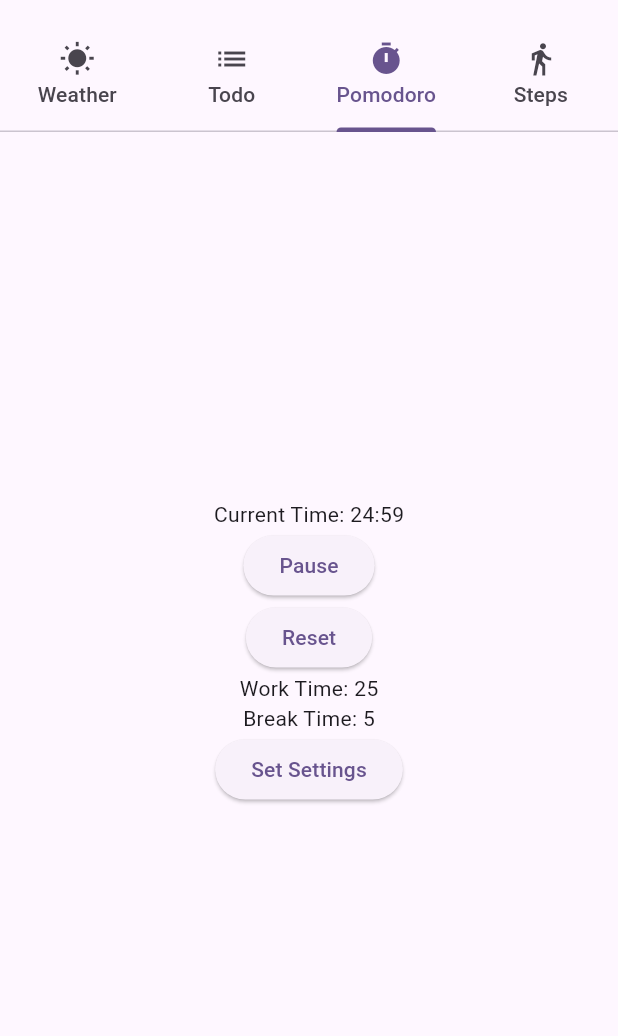
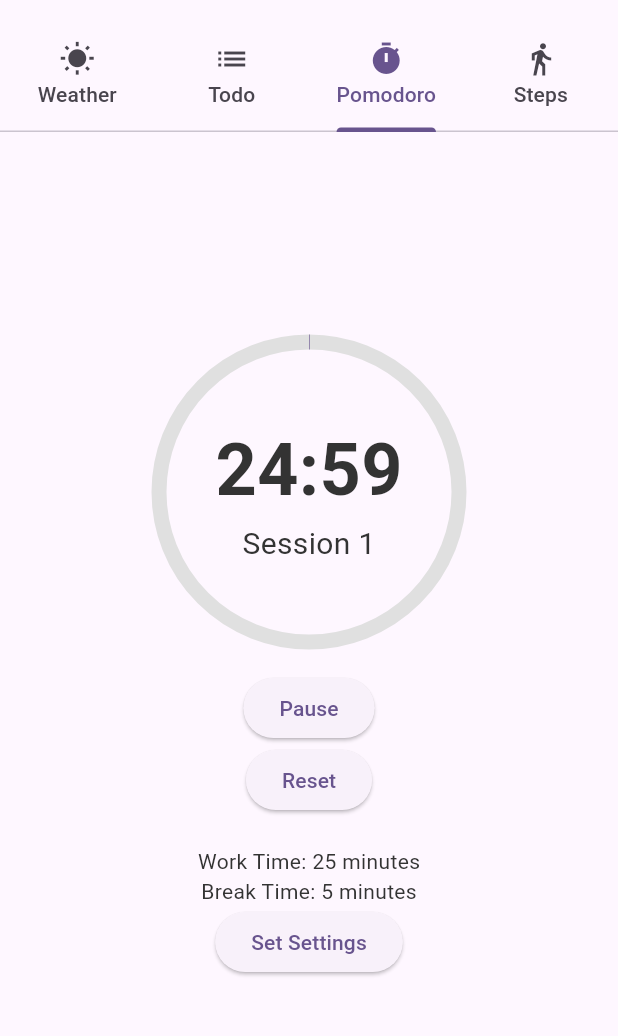
Before and after one commit to anenepeter/momentum, a Flutter app: the screen it shows after launch, tab 3 chosen, after a tap on "Start", on a phone screen of 412 x 824 dp, the part 63-1099 px from its top. Run offline on Flutter 3.47's test engine with Material 3 defaults, Android fonts, the phone set to English and light mode, and no system bars; our stand-ins replace geolocator, pedometer, permission_handler, shared_preferences.

Commit message:
Refactor Pomodoro feature: add constants for colors, enhance timer functionality with session tracking, and implement input validation in settings dialog; remove empty files.

```diff
--- a/lib/app/app.dart
+++ /dev/null
@@ -1 +0,0 @@
-// Empty file to create the app directory
--- a/lib/core/core.dart
+++ /dev/null
@@ -1 +0,0 @@
-// Empty file to create the core directory
--- a/lib/main.dart
+++ b/lib/main.dart
@@ -8,6 +8,7 @@ import 'package:momentum/weather/weather_provider.dart';
 import 'package:momentum/todo/todo_provider.dart';
 import 'package:momentum/pomodoro/pomodoro_provider.dart';
 import 'package:momentum/steps/steps_provider.dart';
+import 'package:momentum/pomodoro/constants.dart'; // Import the new constants file
 
 void main() {
   runApp(
@@ -239,6 +240,7 @@ class TodoItem extends StatelessWidget {
 class PomodoroTab extends StatelessWidget {
   const PomodoroTab({super.key});
 
+  // Helper function to format time from seconds into MM:SS string
   String formatTime(int seconds) {
     int minutes = (seconds / 60).floor();
     int remainingSeconds = seconds % 60;
@@ -247,12 +249,62 @@ class PomodoroTab extends StatelessWidget {
 
   @override
   Widget build(BuildContext context) {
+    // Access the PomodoroProvider to get the current state
     final pomodoroProvider = Provider.of<PomodoroProvider>(context);
+
+    // Determine colors based on the current session type (work or break)
+    // Uses constants defined in pomodoro/constants.dart for better readability and maintainability
+    // Revert background color to match the rest of the app
+    Color textColor = pomodoroProvider.isWorkSession ? PomodoroColors.workTextColor : PomodoroColors.breakTextColor;
+
+    // Calculate the progress value for the LinearProgressIndicator
+    // The progress is calculated as 1.0 minus the ratio of current time to the total session time.
+    // This makes the progress bar fill up as time decreases.
+    double progressValue = 1.0 - (pomodoroProvider.currentTime / (pomodoroProvider.isWorkSession ? pomodoroProvider.workTime * 60 : pomodoroProvider.breakTime * 60));
+    // If the timer is reset and not running, set progress to 0.0 to show an empty progress bar
+    if (pomodoroProvider.currentTime == 0 && !pomodoroProvider.isRunning) {
+        progressValue = 0.0;
+    }
+
+
     return Center(
       child: Column(
         mainAxisAlignment: MainAxisAlignment.center,
         children: [
-          Text('Current Time: ${formatTime(pomodoroProvider.currentTime)}'),
+          // Display the formatted current time
+          const SizedBox(height: 10),
+          Stack(
+            alignment: Alignment.center, // Center the children in the stack
+            children: [
+              // CircularProgressIndicator to visualize the remaining time
+              SizedBox(
+                width: 200, // Adjust size as needed
+                height: 200, // Adjust size as needed
+                child: CircularProgressIndicator(
+                  value: progressValue,
+                  strokeWidth: 10, // Adjust for visual prominence
+                  backgroundColor: Colors.grey[300], // Background color of the track
+                  valueColor: AlwaysStoppedAnimation<Color>(Theme.of(context).primaryColor), // Color of the progress indicator (changed to primary color)
+                ),
+              ),
+              // Display the formatted current time and session number inside the circle
+              Column(
+                mainAxisAlignment: MainAxisAlignment.center,
+                children: [
+                  Text(
+                    formatTime(pomodoroProvider.currentTime),
+                    style: TextStyle(fontSize: 48, fontWeight: FontWeight.bold, color: textColor),
+                  ),
+                  Text(
+                    'Session ${pomodoroProvider.currentSession}',
+                    style: TextStyle(fontSize: 20, color: textColor), // Increased font size
+                  ),
+                ],
+              ),
+            ],
+          ),
+          const SizedBox(height: 20),
+          // Start/Pause button
           ElevatedButton(
             onPressed: () {
               if (pomodoroProvider.isRunning) {
@@ -263,14 +315,18 @@ class PomodoroTab extends StatelessWidget {
             },
             child: Text(pomodoroProvider.isRunning ? 'Pause' : 'Start'),
           ),
+          // Reset button
           ElevatedButton(
             onPressed: () {
               pomodoroProvider.resetTimer();
             },
             child: const Text('Reset'),
           ),
-          Text('Work Time: ${pomodoroProvider.workTime}'),
-          Text('Break Time: ${pomodoroProvider.breakTime}'),
+          const SizedBox(height: 20),
+          // Display current work and break times
+          Text('Work Time: ${pomodoroProvider.workTime} minutes', style: TextStyle(color: textColor)),
+          Text('Break Time: ${pomodoroProvider.breakTime} minutes', style: TextStyle(color: textColor)),
+          // Button to open settings dialog
           ElevatedButton(
             onPressed: () {
               showDialog(
@@ -278,40 +334,77 @@ class PomodoroTab extends StatelessWidget {
                 builder: (context) {
                   int workTime = pomodoroProvider.workTime;
                   int breakTime = pomodoroProvider.breakTime;
+                  // Controllers for text fields to manage input and display validation errors
+                  final TextEditingController workTimeController = TextEditingController(text: pomodoroProvider.workTime.toString());
+                  final TextEditingController breakTimeController = TextEditingController(text: pomodoroProvider.breakTime.toString());
+                  // Keys for form validation
+                  final _formKey = GlobalKey<FormState>();
+
+                  // AlertDialog for setting Pomodoro times
                   return AlertDialog(
                     title: const Text('Set Pomodoro Settings'),
-                    content: Column(
+                    content: Form( // Wrap content in a Form widget for validation
+                      key: _formKey,
+                      child: Column(
                         mainAxisSize: MainAxisSize.min,
                         children: [
+                          // TextFormField for Work Time input with validation
                           TextFormField(
+                            controller: workTimeController,
                             decoration: const InputDecoration(labelText: 'Work Time (minutes)'),
                             keyboardType: TextInputType.number,
-                          initialValue: pomodoroProvider.workTime.toString(),
+                            // Add validator for input validation
+                            validator: (value) {
+                              if (value == null || value.isEmpty) {
+                                return 'Please enter work time';
+                              }
+                              if (int.tryParse(value) == null || int.parse(value) <= 0) {
+                                return 'Please enter a valid positive integer';
+                              }
+                              return null;
+                            },
                             onChanged: (value) {
                               workTime = int.tryParse(value) ?? pomodoroProvider.workTime;
                             },
                           ),
+                          // TextFormField for Break Time input with validation
                           TextFormField(
+                            controller: breakTimeController,
                             decoration: const InputDecoration(labelText: 'Break Time (minutes)'),
                             keyboardType: TextInputType.number,
-                          initialValue: pomodoroProvider.breakTime.toString(),
+                            // Add validator for input validation
+                            validator: (value) {
+                              if (value == null || value.isEmpty) {
+                                return 'Please enter break time';
+                              }
+                              if (int.tryParse(value) == null || int.parse(value) <= 0) {
+                                return 'Please enter a valid positive integer';
+                              }
+                              return null;
+                            },
                             onChanged: (value) {
                               breakTime = int.tryParse(value) ?? pomodoroProvider.breakTime;
                             },
                           ),
                         ],
                       ),
+                    ),
                     actions: [
+                      // Cancel button for the dialog
                       TextButton(
                         onPressed: () {
                           Navigator.of(context).pop();
                         },
                         child: const Text('Cancel'),
                       ),
+                      // Save button for the dialog with validation
                       ElevatedButton(
                         onPressed: () {
+                          // Validate the form before saving
+                          if (_formKey.currentState!.validate()) {
                              pomodoroProvider.setSettings(workTime, breakTime);
                              Navigator.of(context).pop();
+                          }
                         },
                         child: const Text('Save'),
                       ),
--- /dev/null
+++ b/lib/pomodoro/constants.dart
@@ -0,0 +1,10 @@
+import 'package:flutter/material.dart';
+
+class PomodoroColors {
+  static const Color workBackgroundColor = Color(0xFFFFFDD0); // Light Yellow
+  static const Color breakBackgroundColor = Color(0xFFE0F7FA); // Light Blue
+  static const Color workProgressColor = Color(0xFFFBC02D); // Slightly darker yellow
+  static const Color breakProgressColor = Color(0xFF4FC3F7); // Slightly darker blue
+  static const Color workTextColor = Color(0xFF333333); // Dark grey
+  static const Color breakTextColor = Colors.white; // White
+}
--- a/lib/pomodoro/pomodoro.dart
+++ /dev/null
@@ -1 +0,0 @@
-// Empty file to create the pomodoro directory
--- a/lib/pomodoro/pomodoro_provider.dart
+++ b/lib/pomodoro/pomodoro_provider.dart
@@ -7,12 +7,16 @@ class PomodoroProvider extends ChangeNotifier {
   int _breakTime = 5;
   bool _isRunning = false;
   int _currentTime = 25 * 60; // Work time in seconds
+  bool _isWorkSession = true;
   Timer? _timer;
+  int _currentSession = 1; // Add session counter
 
   int get workTime => _workTime;
   int get breakTime => _breakTime;
   bool get isRunning => _isRunning;
   int get currentTime => _currentTime;
+  bool get isWorkSession => _isWorkSession;
+  int get currentSession => _currentSession; // Getter for session counter
 
   Future<void> startTimer() async {
     _isRunning = true;
@@ -22,7 +26,15 @@ class PomodoroProvider extends ChangeNotifier {
         _currentTime--;
         notifyListeners();
       } else {
-        resetTimer();
+        _timer?.cancel();
+        if (!_isWorkSession) { // Increment session only after a break
+          _currentSession++;
+        }
+        _isWorkSession = !_isWorkSession;
+        _currentTime = _isWorkSession ? _workTime * 60 : _breakTime * 60;
+        _isRunning = false; // Pause after session ends
+        notifyListeners();
+        // Optionally, add a notification or sound here
       }
     });
   }
@@ -36,7 +48,9 @@ class PomodoroProvider extends ChangeNotifier {
   Future<void> resetTimer() async {
     _isRunning = false;
     _timer?.cancel();
+    _isWorkSession = true; // Reset to work session on manual reset
     _currentTime = _workTime * 60;
+    _currentSession = 1; // Reset session counter
     notifyListeners();
   }
 
@@ -57,6 +71,7 @@ class PomodoroProvider extends ChangeNotifier {
     _workTime = prefs.getInt('workTime') ?? 25;
     _breakTime = prefs.getInt('breakTime') ?? 5;
     _currentTime = prefs.getInt('currentTime') ?? _workTime * 60;
+    _currentSession = prefs.getInt('currentSession') ?? 1; // Load session counter
     notifyListeners();
   }
 
@@ -65,5 +80,6 @@ class PomodoroProvider extends ChangeNotifier {
     await prefs.setInt('workTime', _workTime);
     await prefs.setInt('breakTime', _breakTime);
     await prefs.setInt('currentTime', _currentTime);
+    await prefs.setInt('currentSession', _currentSession); // Save session counter
   }
 }
--- a/lib/weather/weather.dart
+++ /dev/null
@@ -1 +0,0 @@
-// Empty file to create the weather directory
```
Also changed, not shown: 1 other file. Lines whose indentation alone changed are shown as unchanged.
